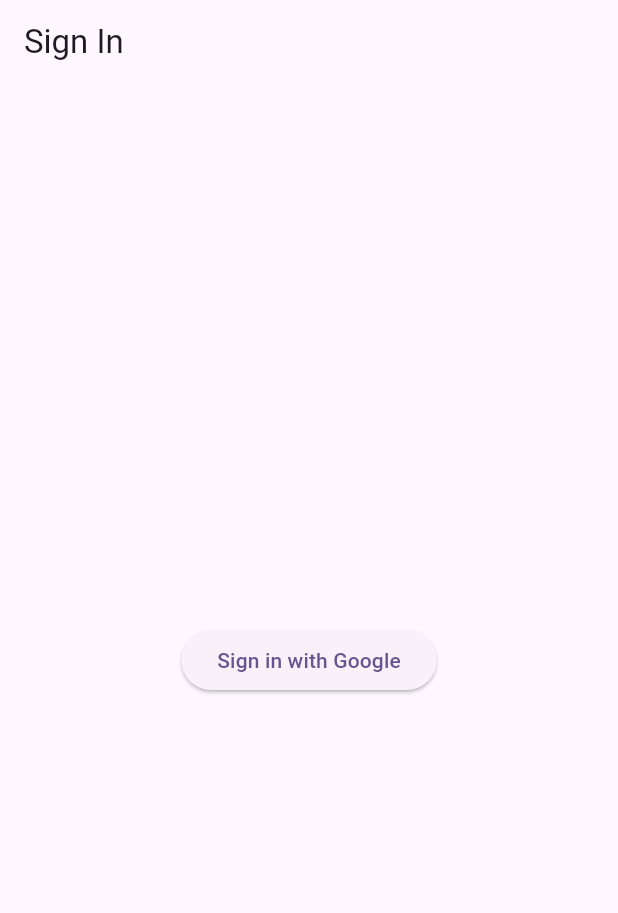
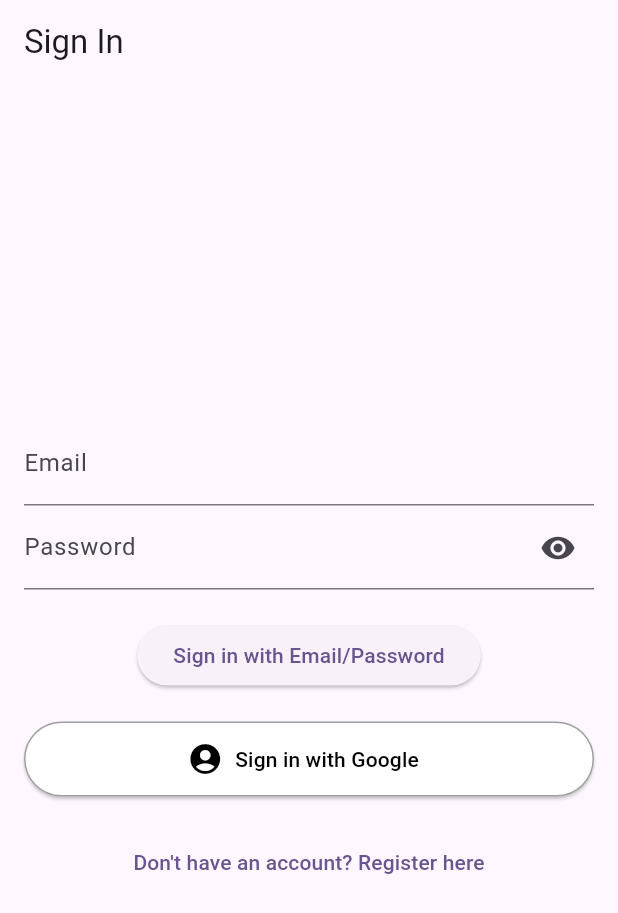
Before and after one commit to AzrilFahmiardi/flutter_firebase, a Flutter app: the screen it shows after launch, on a phone screen of 412 x 824 dp. Shown: the top 913 px of the screen. Run offline on Flutter 3.47's test engine with Material 3 defaults, Android fonts, the phone set to English and light mode, and no system bars; our stand-ins replace cloud_firestore, firebase_auth, firebase_core, google_sign_in; accounts and stored records are empty.

Commit message:
nambahin login pakai email password

```diff
--- a/lib/add_food_item_page.dart
+++ b/lib/add_food_item_page.dart
@@ -1,6 +1,7 @@
 import 'package:flutter/material.dart';
 import 'package:cloud_firestore/cloud_firestore.dart';
 import 'package:firebase_auth/firebase_auth.dart'; // Import FirebaseAuth
+import 'utils.dart'; // Import showErrorDialog
 
 class AddFoodItemPage extends StatefulWidget {
   final User user; // Add user parameter
@@ -30,6 +31,7 @@ class _AddFoodItemPageState extends State<AddFoodItemPage> {
 
   Future<void> _addFoodItem() async {
     if (_formKey.currentState!.validate()) {
+      try {
         await FirebaseFirestore.instance
             .collection('users')
             .doc(widget.user.uid)
@@ -42,6 +44,9 @@ class _AddFoodItemPageState extends State<AddFoodItemPage> {
           'quantity': '${_quantityController.text} $_selectedUnit',
         });
         Navigator.pop(context);
+      } catch (e) {
+        showErrorDialog(context, 'Failed to add food item', e.toString());
+      }
     }
   }
 
--- a/lib/sign_in_page.dart
+++ b/lib/sign_in_page.dart
@@ -2,11 +2,24 @@ import 'package:flutter/material.dart';
 import 'package:firebase_auth/firebase_auth.dart';
 import 'package:google_sign_in/google_sign_in.dart';
 import 'dashboard_page.dart'; // Import DashboardPage
+import 'register_page.dart'; // Import RegisterPage
+import 'utils.dart'; // Import showErrorDialog
 
-class SignInPage extends StatelessWidget {
+class SignInPage extends StatefulWidget {
   const SignInPage({super.key});
 
+  @override
+  _SignInPageState createState() => _SignInPageState();
+}
+
+class _SignInPageState extends State<SignInPage> {
+  final TextEditingController _emailController = TextEditingController();
+  final TextEditingController _passwordController = TextEditingController();
+  final GlobalKey<FormState> _formKey = GlobalKey<FormState>();
+  bool _obscurePassword = true;
+
   Future<User?> _signInWithGoogle() async {
+    try {
       final GoogleSignInAccount? googleUser = await GoogleSignIn().signIn();
       if (googleUser != null) {
         final GoogleSignInAuthentication googleAuth = await googleUser.authentication;
@@ -17,15 +30,88 @@ class SignInPage extends StatelessWidget {
         final UserCredential userCredential = await FirebaseAuth.instance.signInWithCredential(credential);
         return userCredential.user;
       }
+    } catch (e) {
+      showErrorDialog(context, 'Google sign-in failed', e.toString());
+    }
     return null;
+  }
+
+  Future<void> _signInWithEmailAndPassword() async {
+    if (_formKey.currentState!.validate()) {
+      try {
+        final UserCredential userCredential = await FirebaseAuth.instance.signInWithEmailAndPassword(
+          email: _emailController.text,
+          password: _passwordController.text,
+        );
+        Navigator.pushReplacement(
+          context,
+          MaterialPageRoute(builder: (context) => DashboardPage(user: userCredential.user!)),
+        );
+      } on FirebaseAuthException catch (e) {
+        String errorMessage;
+        if (e.code == 'user-not-found') {
+          errorMessage = 'No user found for that email.';
+        } else if (e.code == 'wrong-password') {
+          errorMessage = 'Wrong password provided for that user.';
+        } else {
+          errorMessage = 'Sign in failed: ${e.message}';
+        }
+        showErrorDialog(context, 'Sign in failed', errorMessage);
+      } catch (e) {
+        showErrorDialog(context, 'Sign in failed', e.toString());
+      }
+    }
   }
 
   @override
   Widget build(BuildContext context) {
     return Scaffold(
       appBar: AppBar(title: const Text('Sign In')),
-      body: Center(
-        child: ElevatedButton(
+      body: Padding(
+        padding: const EdgeInsets.all(16.0),
+        child: Form(
+          key: _formKey,
+          child: Column(
+            mainAxisAlignment: MainAxisAlignment.center,
+            children: <Widget>[
+              TextFormField(
+                controller: _emailController,
+                decoration: const InputDecoration(labelText: 'Email'),
+                validator: (value) {
+                  if (value == null || value.isEmpty) {
+                    return 'Please enter your email';
+                  }
+                  return null;
+                },
+              ),
+              TextFormField(
+                controller: _passwordController,
+                decoration: InputDecoration(
+                  labelText: 'Password',
+                  suffixIcon: IconButton(
+                    icon: Icon(_obscurePassword ? Icons.visibility : Icons.visibility_off),
+                    onPressed: () {
+                      setState(() {
+                        _obscurePassword = !_obscurePassword;
+                      });
+                    },
+                  ),
+                ),
+                obscureText: _obscurePassword,
+                validator: (value) {
+                  if (value == null || value.isEmpty) {
+                    return 'Please enter your password';
+                  }
+                  return null;
+                },
+              ),
+              const SizedBox(height: 20),
+              ElevatedButton(
+                onPressed: _signInWithEmailAndPassword,
+                child: const Text('Sign in with Email/Password'),
+              ),
+              const SizedBox(height: 20),
+              ElevatedButton.icon(
                 onPressed: () async {
                   User? user = await _signInWithGoogle();
                   if (user != null) {
@@ -36,12 +122,30 @@ class SignInPage extends StatelessWidget {
                     );
                   } else {
                     print('Sign in failed');
-              ScaffoldMessenger.of(context).showSnackBar(
-                const SnackBar(content: Text('Sign in failed. Please try again.')),
-              );
+                    showErrorDialog(context, 'Sign in failed', 'Please try again.');
                   }
                 },
-          child: const Text('Sign in with Google'),
+                icon: const Icon(Icons.account_circle, size: 24.0), // Use a placeholder icon
+                label: const Text('Sign in with Google'),
+                style: ElevatedButton.styleFrom(
+                  backgroundColor: Colors.white,
+                  foregroundColor: Colors.black,
+                  minimumSize: const Size(double.infinity, 50),
+                  side: const BorderSide(color: Colors.grey),
+                ),
+              ),
+              const SizedBox(height: 20),
+              TextButton(
+                onPressed: () {
+                  Navigator.push(
+                    context,
+                    MaterialPageRoute(builder: (context) => const RegisterPage()),
+                  );
+                },
+                child: const Text('Don\'t have an account? Register here'),
+              ),
+            ],
+          ),
         ),
       ),
     );
```
Also changed, not shown: lib/edit_food_item_page.dart (+9 -0 lines), lib/register_page.dart (added, +102 -0 lines), lib/utils.dart (added, +21 -0 lines). Lines whose indentation alone changed are shown as unchanged.
